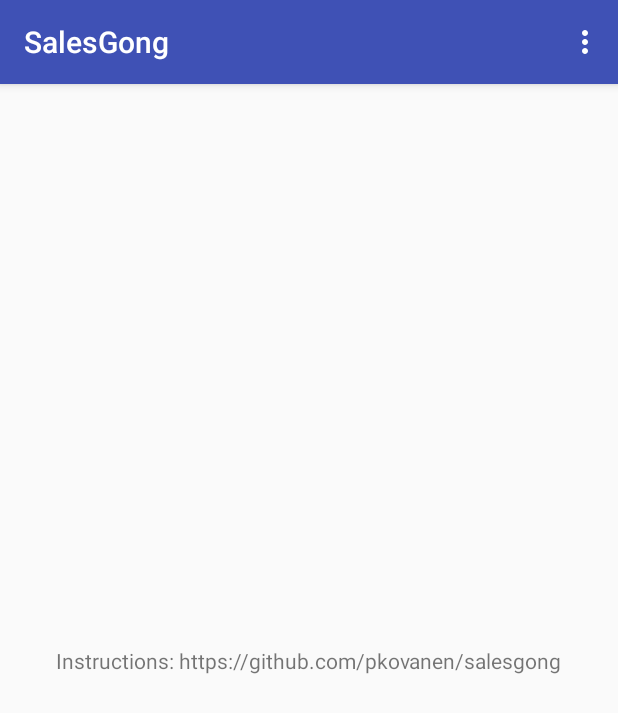
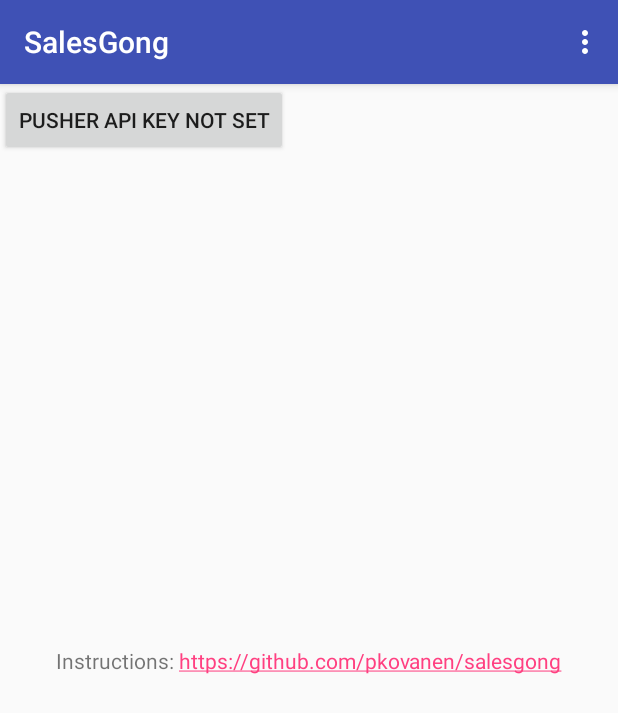
Before and after one commit to pkovanen/salesgong, an Android app: the screen it shows after launch (MainActivity), on a phone screen of 412 x 824 dp. Shown: the top 713 px of the screen. Run offline under Robolectric (Android 15) with nearby library versions, the phone set to English and light mode, and no system bars; libraries missing offline, so code that uses them is left out: com.pusher.client; 1 statement that could not run was skipped.

Commit message:
Show button to preferences if api key not set

```diff
--- a/app/src/main/java/zyzzyx/salesgong/MainActivity.java
+++ b/app/src/main/java/zyzzyx/salesgong/MainActivity.java
@@ -29,6 +29,8 @@
 import android.util.Log;
 import android.view.Menu;
 import android.view.MenuItem;
+import android.view.View;
+import android.widget.Button;
 import android.widget.TextView;
 import android.widget.Toast;
 
@@ -48,6 +50,12 @@
     private String PUSHER_API_KEY = null;
     private Pusher pusher = null;
     static final String TAG = "SalesGongMainActivity";
+
+    public void sendMessageNoAPIKey(View view) {
+        Intent myIntent = new Intent(MainActivity.this, MyPreferencesActivity.class);
+        startActivity(myIntent);
+    }
+
 
     @Override
     protected void onCreate(Bundle savedInstanceState) {
@@ -84,6 +92,14 @@
 
         initPusher();
 
+        Button preferencesButton = (Button) findViewById(R.id.button_api_key);
+
+        if (PUSHER_API_KEY == null || PUSHER_API_KEY == "") {
+            preferencesButton.setVisibility(View.VISIBLE);
+        } else {
+            preferencesButton.setVisibility(View.GONE);
+        }
+
         super.onResume();
     }
 
@@ -95,7 +111,7 @@
             pusher.disconnect();
         }
 
-        if (PUSHER_API_KEY != null) {
+        if (PUSHER_API_KEY != null && PUSHER_API_KEY != "") {
             PusherOptions options = new PusherOptions();
             options.setCluster("eu");
             pusher = new Pusher(PUSHER_API_KEY, options);
--- a/app/src/main/res/layout/activity_main.xml
+++ b/app/src/main/res/layout/activity_main.xml
@@ -4,17 +4,24 @@
     xmlns:tools="http://schemas.android.com/tools"
     android:layout_width="match_parent"
     android:layout_height="match_parent"
-    android:autoLink="web"
     tools:context=".MainActivity">
 
     <TextView
         android:id="@+id/textView1"
         android:layout_width="wrap_content"
         android:layout_height="wrap_content"
+        android:autoLink="web"
         android:text="Instructions: https://github.com/pkovanen/salesgong"
         app:layout_constraintBottom_toBottomOf="parent"
         app:layout_constraintLeft_toLeftOf="parent"
         app:layout_constraintRight_toRightOf="parent"
         app:layout_constraintTop_toTopOf="parent" />
 
+    <Button xmlns:android="http://schemas.android.com/apk/res/android"
+        android:id="@+id/button_api_key"
+        android:layout_width="wrap_content"
+        android:layout_height="wrap_content"
+        android:text="Pusher API key not set"
+        android:onClick="sendMessageNoAPIKey" />
+
 </android.support.constraint.ConstraintLayout>
```
